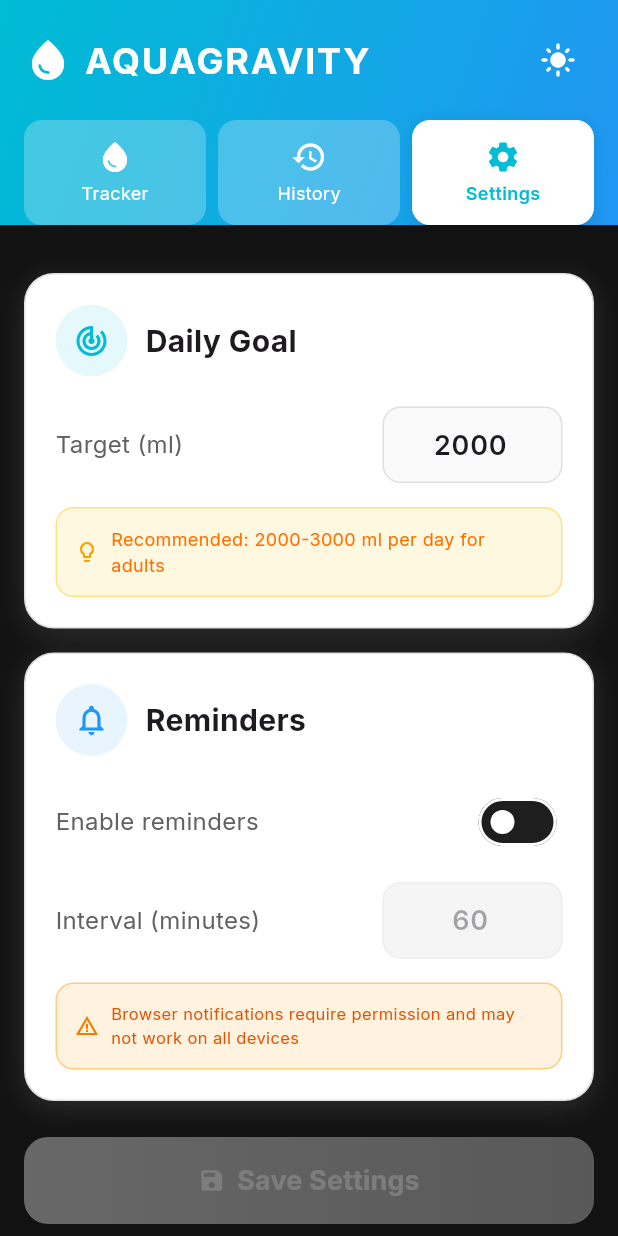
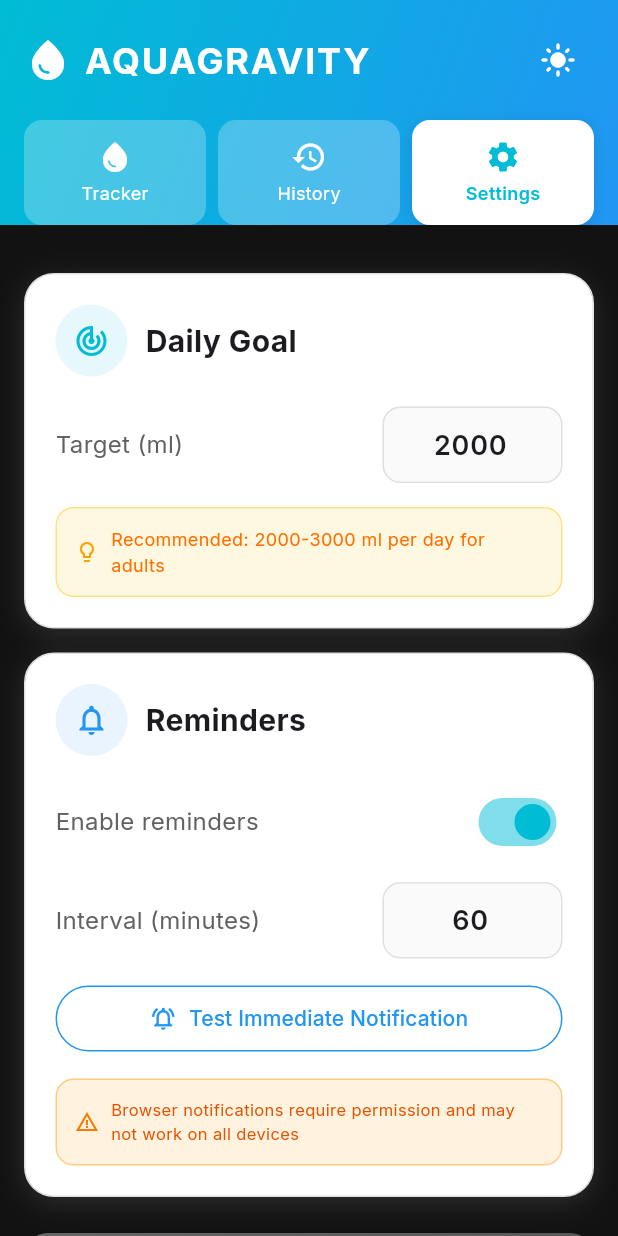
Before and after one commit to nabilban/AQUAGRAVITY-app, a Flutter app: the screen it shows after launch, after a tap on the "dark mode" icon, after a tap on "History", after a tap on "Settings", on a phone screen of 412 x 824 dp. Run offline on Flutter 3.47's test engine with Material 3 defaults, Android fonts, the phone set to English and light mode, and no system bars; our stand-ins replace auto_route, dartz, drift, drift_flutter, flutter_bloc, flutter_local_notifications and 9 more; accounts and stored records are empty; generated files the repository leaves out were written again.

Commit message:
feat: Implement hydration reminder notifications with a new service and updated hydration state.

```diff
--- a/lib/app/features/hydration/cubit/hydration_cubit.dart
+++ b/lib/app/features/hydration/cubit/hydration_cubit.dart
@@ -2,14 +2,17 @@
 import 'package:rxdart/rxdart.dart';
 import 'package:uuid/uuid.dart';
 import '../../../../core/domain/models/hydration_log.dart';
+import '../../../../core/domain/models/user_settings.dart';
 import '../../../../core/domain/repositories/hydration_repository.dart';
 import '../../../../core/domain/repositories/settings_repository.dart';
+import '../../../../core/services/notification_service.dart';
 import 'hydration_state.dart';
 
 /// Cubit for hydration tracking feature
 class HydrationCubit extends Cubit<HydrationState> {
   final HydrationRepository _hydrationRepository;
   final SettingsRepository _settingsRepository;
+  final NotificationService _notificationService = NotificationService();
 
   HydrationCubit({
     required HydrationRepository hydrationRepository,
@@ -32,11 +35,17 @@
     ).listen(
       (data) {
         final total = data.logs.fold(0.0, (sum, log) => sum + log.amount);
+
+        // Handle notifications
+        _manageNotifications(data.logs, data.settings, total);
+
         emit(
           HydrationState.loaded(
             logs: data.logs,
             todayTotal: total,
             dailyGoal: data.settings.dailyGoal,
+            reminderEnabled: data.settings.reminderEnabled,
+            reminderInterval: data.settings.reminderInterval,
           ),
         );
       },
@@ -44,6 +53,30 @@
         emit(HydrationState.error(message: error.toString()));
       },
     );
+  }
+
+  void _manageNotifications(
+    List<HydrationLog> logs,
+    UserSettings settings,
+    double total,
+  ) {
+    if (!settings.reminderEnabled) {
+      _notificationService.cancelAllNotifications();
+      return;
+    }
+
+    if (total >= settings.dailyGoal) {
+      _notificationService.cancelAllNotifications();
+      return;
+    }
+
+    // Schedule notification based on last log or now
+    // If we just logged water, logs.first (or last depending on sort) is recent.
+    // Assuming logs are sorted (usually desc or asc).
+    // Drift usually returns chronological unless specified.
+    // Let's assume we want to schedule 'interval' minutes from NOW
+    // because any update to logs or settings implies user interaction.
+    _notificationService.scheduleReminder(settings.reminderInterval);
   }
 
   /// Add a new hydration log
@@ -80,6 +113,63 @@
     );
   }
 
+  /// Toggle reminders
+  Future<void> toggleReminders(bool enabled) async {
+    final currentState = state;
+    final loadedState = currentState.mapOrNull(loaded: (s) => s);
+    if (loadedState == null) return;
+
+    // We need the current settings to update purely one field,
+    // but repository updateSettings requires full object.
+    // We can reconstruct it from state or fetch it.
+    // Since we maintain state consistent with repo via stream, using state is fine.
+
+    // However, clean approach: fetch current, modify, save.
+    // Or simpler: use what we have in state.
+
+    // Let's use getSettings to be safe/atomic
+    final currentSettingsResult = await _settingsRepository.getSettings();
+
+    currentSettingsResult.fold(
+      (failure) => emit(HydrationState.error(message: failure.message)),
+      (settings) async {
+        final updated = settings.copyWith(reminderEnabled: enabled);
+        final result = await _settingsRepository.updateSettings(updated);
+        result.fold(
+          (failure) => emit(HydrationState.error(message: failure.message)),
+          (_) {
+            if (enabled) {
+              _notificationService.requestPermissions();
+            }
+          },
+        );
+      },
+    );
+  }
+
+  /// Update reminder interval
+  Future<void> updateReminderInterval(int minutes) async {
+    final currentSettingsResult = await _settingsRepository.getSettings();
+
+    currentSettingsResult.fold(
+      (failure) => emit(HydrationState.error(message: failure.message)),
+      (settings) async {
+        final updated = settings.copyWith(reminderInterval: minutes);
+        final result = await _settingsRepository.updateSettings(updated);
+        result.fold(
+          (failure) => emit(HydrationState.error(message: failure.message)),
+          (_) {},
+        );
+      },
+    );
+  }
+
+  /// Trigger a test notification
+  Future<void> testNotification() async {
+    await _notificationService.requestPermissions();
+    await _notificationService.showInstantNotification();
+  }
+
   /// Clear all hydration logs
   Future<void> clearAllLogs() async {
     final result = await _hydrationRepository.clearAllLogs();
--- a/lib/app/features/hydration/cubit/hydration_state.dart
+++ b/lib/app/features/hydration/cubit/hydration_state.dart
@@ -14,6 +14,8 @@
     required List<HydrationLog> logs,
     required double todayTotal,
     required double dailyGoal,
+    required bool reminderEnabled,
+    required int reminderInterval,
   }) = _Loaded;
 
   const factory HydrationState.error({required String message}) = _Error;
--- a/lib/app/features/hydration/pages/history_page.dart
+++ b/lib/app/features/hydration/pages/history_page.dart
@@ -16,7 +16,7 @@
         return state.when(
           initial: () => const Center(child: Text('Initializing...')),
           loading: () => const Center(child: CircularProgressIndicator()),
-          loaded: (logs, todayTotal, dailyGoal) =>
+          loaded: (logs, todayTotal, dailyGoal, p3, p4) =>
               _buildLoadedView(context, logs, todayTotal, dailyGoal),
           error: (message) => Center(
             child: Column(
@@ -115,7 +115,7 @@
         borderRadius: BorderRadius.circular(20),
         boxShadow: [
           BoxShadow(
-            color: const Color(0xFF00BCD4).withOpacity(0.3),
+            color: const Color(0xFF00BCD4).withValues(alpha: 0.3),
             blurRadius: 12,
             offset: const Offset(0, 4),
           ),
@@ -208,7 +208,7 @@
         ),
         boxShadow: [
           BoxShadow(
-            color: Colors.black.withOpacity(0.05),
+            color: Colors.black.withValues(alpha: 0.05),
             blurRadius: 8,
             offset: const Offset(0, 2),
           ),
--- a/lib/app/features/hydration/pages/home_page.dart
+++ b/lib/app/features/hydration/pages/home_page.dart
@@ -148,7 +148,7 @@
           return state.when(
             initial: () => const Center(child: Text('Initializing...')),
             loading: () => const Center(child: CircularProgressIndicator()),
-            loaded: (logs, todayTotal, dailyGoal) =>
+            loaded: (logs, todayTotal, dailyGoal, p3, p4) =>
                 _buildLoadedView(context, logs, todayTotal, dailyGoal),
             error: (message) => Center(
               child: Column(
@@ -344,7 +344,7 @@
                               borderRadius: BorderRadius.circular(12),
                               boxShadow: [
                                 BoxShadow(
-                                  color: Colors.black.withOpacity(0.1),
+                                  color: Colors.black.withValues(alpha: 0.1),
                                   blurRadius: 8,
                                   offset: const Offset(0, 2),
                                 ),
@@ -583,15 +583,15 @@
                   decoration: BoxDecoration(
                     gradient: LinearGradient(
                       colors: [
-                        Color(0xFF1976D2).withOpacity(opacity),
-                        Color(0xFF2196F3).withOpacity(opacity),
-                        Color(0xFF00BCD4).withOpacity(opacity),
+                        Color(0xFF1976D2).withValues(alpha: opacity),
+                        Color(0xFF2196F3).withValues(alpha: opacity),
+                        Color(0xFF00BCD4).withValues(alpha: opacity),
                       ],
                     ),
                     borderRadius: BorderRadius.circular(20),
                     boxShadow: [
                       BoxShadow(
-                        color: const Color(0xFF1976D2).withOpacity(0.3),
+                        color: const Color(0xFF1976D2).withValues(alpha: 0.3),
                         blurRadius: 8,
                         offset: const Offset(0, 2),
                       ),
@@ -626,7 +626,7 @@
                 vertical: AppDimens.x2,
               ),
               decoration: BoxDecoration(
-                color: const Color(0xFF00BCD4).withOpacity(0.1),
+                color: const Color(0xFF00BCD4).withValues(alpha: 0.1),
                 borderRadius: BorderRadius.circular(20),
               ),
               child: Text(
@@ -711,7 +711,7 @@
           borderRadius: BorderRadius.circular(16),
           boxShadow: [
             BoxShadow(
-              color: color.withOpacity(0.3),
+              color: color.withValues(alpha: 0.3),
               blurRadius: 8,
               offset: const Offset(0, 4),
             ),
--- a/lib/app/features/settings/pages/settings_page_content.dart
+++ b/lib/app/features/settings/pages/settings_page_content.dart
@@ -32,12 +32,18 @@
     super.dispose();
   }
 
-  void _initializeFromState(double dailyGoal) {
+  void _initializeFromState(
+    double dailyGoal,
+    bool reminderEnabled,
+    int reminderInterval,
+  ) {
     if (!_isInitialized) {
       _originalDailyGoal = dailyGoal;
       _dailyGoalController.text = dailyGoal.toInt().toString();
-      _intervalController.text = _originalInterval.toString();
-      _remindersEnabled = _originalRemindersEnabled;
+      _originalRemindersEnabled = reminderEnabled;
+      _originalInterval = reminderInterval;
+      _remindersEnabled = reminderEnabled;
+      _intervalController.text = reminderInterval.toString();
       _isInitialized = true;
     }
   }
@@ -63,8 +69,8 @@
         return state.when(
           initial: () => const Center(child: CircularProgressIndicator()),
           loading: () => const Center(child: CircularProgressIndicator()),
-          loaded: (logs, todayTotal, dailyGoal) {
-            _initializeFromState(dailyGoal);
+          loaded: (logs, todayTotal, dailyGoal, reminderEnabled, reminderInterval) {
+            _initializeFromState(dailyGoal, reminderEnabled, reminderInterval);
             return _buildContent(context, dailyGoal);
           },
           error: (message) => Center(
@@ -131,7 +137,7 @@
         border: Border.all(color: Colors.grey.shade300),
         boxShadow: [
           BoxShadow(
-            color: Colors.grey.withOpacity(0.2),
+            color: Colors.grey.withValues(alpha: 0.2),
             blurRadius: 15,
             offset: const Offset(0, 4),
           ),
@@ -145,7 +151,7 @@
               Container(
                 padding: const EdgeInsets.all(AppDimens.x3),
                 decoration: BoxDecoration(
-                  color: const Color(0xFF00BCD4).withOpacity(0.1),
+                  color: const Color(0xFF00BCD4).withValues(alpha: 0.1),
                   shape: BoxShape.circle,
                 ),
                 child: const Icon(
@@ -251,7 +257,7 @@
         border: Border.all(color: Colors.grey.shade300),
         boxShadow: [
           BoxShadow(
-            color: Colors.grey.withOpacity(0.2),
+            color: Colors.grey.withValues(alpha: 0.2),
             blurRadius: 15,
             offset: const Offset(0, 4),
           ),
@@ -265,7 +271,7 @@
               Container(
                 padding: const EdgeInsets.all(AppDimens.x3),
                 decoration: BoxDecoration(
-                  color: const Color(0xFF2196F3).withOpacity(0.1),
+                  color: const Color(0xFF2196F3).withValues(alpha: 0.1),
                   shape: BoxShape.circle,
                 ),
                 child: const Icon(
@@ -296,8 +302,8 @@
                     _remindersEnabled = value;
                   });
                 },
-                activeTrackColor: const Color(0xFF00BCD4).withOpacity(0.5),
-                activeColor: const Color(0xFF00BCD4),
+                activeTrackColor: const Color(0xFF00BCD4).withValues(alpha: 0.5),
+                activeThumbColor: const Color(0xFF00BCD4),
               ),
             ],
           ),
@@ -357,6 +363,22 @@
             ],
           ),
           const Gap(AppDimens.x4),
+          SizedBox(
+            width: double.infinity,
+             child: OutlinedButton.icon(
+              onPressed: () {
+                context.read<HydrationCubit>().testNotification();
+              },
+              icon: const Icon(Icons.notifications_active_outlined),
+              label: const Text('Test Immediate Notification'),
+              style: OutlinedButton.styleFrom(
+                padding: const EdgeInsets.symmetric(vertical: 12),
+                side: const BorderSide(color: Color(0xFF2196F3)),
+                foregroundColor: const Color(0xFF2196F3),
+              ),
+            ),
+          ),
+          const Gap(AppDimens.x4),
           Container(
             padding: const EdgeInsets.all(AppDimens.x3),
             decoration: BoxDecoration(
@@ -405,7 +427,7 @@
           boxShadow: hasChanges
               ? [
                   BoxShadow(
-                    color: const Color(0xFF00BCD4).withOpacity(0.3),
+                    color: const Color(0xFF00BCD4).withValues(alpha: 0.3),
                     blurRadius: 12,
                     offset: const Offset(0, 4),
                   ),
@@ -505,7 +527,20 @@
     final dailyGoal = double.tryParse(_dailyGoalController.text);
 
     if (dailyGoal != null && dailyGoal > 0) {
-      context.read<HydrationCubit>().updateDailyGoal(dailyGoal);
+      final cubit = context.read<HydrationCubit>();
+
+      if (dailyGoal != _originalDailyGoal) {
+        cubit.updateDailyGoal(dailyGoal);
+      }
+
+      if (_remindersEnabled != _originalRemindersEnabled) {
+        cubit.toggleReminders(_remindersEnabled);
+      }
+
+      final interval = int.tryParse(_intervalController.text);
+      if (interval != null && interval != _originalInterval) {
+        cubit.updateReminderInterval(interval);
+      }
 
       // Update original values after successful save
       setState(() {
--- a/lib/bootstrap.dart
+++ b/lib/bootstrap.dart
@@ -7,12 +7,17 @@
 import 'app/features/settings/cubit/theme_cubit.dart';
 import 'app/features/settings/cubit/theme_state.dart';
 
+import 'core/services/notification_service.dart';
+
 /// Bootstrap the application
 Future<void> bootstrap({required String environment}) async {
   WidgetsFlutterBinding.ensureInitialized();
 
   // Initialize dependency injection
   await configureDependencies();
+
+  // Initialize notifications
+  await NotificationService().init();
 
   runApp(AquaGravityApp(environment: environment));
 }
--- a/lib/core/data/repositories/hydration_repository_impl.dart
+++ b/lib/core/data/repositories/hydration_repository_impl.dart
@@ -97,9 +97,9 @@
   HydrationLogsCompanion toCompanion() {
     return HydrationLogsCompanion.insert(
       uuid: this.id,
-      amount: this.amount,
-      timestamp: this.timestamp,
-      note: Value(this.note),
+      amount: amount,
+      timestamp: timestamp,
+      note: Value(note),
     );
   }
 }
--- /dev/null
+++ b/lib/core/services/notification_service.dart
@@ -0,0 +1,135 @@
+import 'package:flutter_local_notifications/flutter_local_notifications.dart';
+import 'package:timezone/data/latest.dart' as tz;
+import 'package:timezone/timezone.dart' as tz;
+import 'dart:io';
+
+class NotificationService {
+  static final NotificationService _instance = NotificationService._internal();
+  final FlutterLocalNotificationsPlugin flutterLocalNotificationsPlugin =
+      FlutterLocalNotificationsPlugin();
+
+  factory NotificationService() {
+    return _instance;
+  }
+
+  NotificationService._internal();
+
+  Future<void> init() async {
+    tz.initializeTimeZones();
+
+    const AndroidInitializationSettings initializationSettingsAndroid =
+        AndroidInitializationSettings('@mipmap/ic_launcher');
+
+    final DarwinInitializationSettings initializationSettingsDarwin =
+        DarwinInitializationSettings(
+          requestAlertPermission: false,
+          requestBadgePermission: false,
+          requestSoundPermission: false,
+        );
+
+    final InitializationSettings initializationSettings =
+        InitializationSettings(
+          android: initializationSettingsAndroid,
+          iOS: initializationSettingsDarwin,
+          macOS: initializationSettingsDarwin,
+        );
+
+    // v20 uses named argument 'settings' usually? or first positional?
+    // Based on error 'The named parameter settings is required', it is named.
+    await flutterLocalNotificationsPlugin.initialize(
+      settings: initializationSettings,
+      onDidReceiveNotificationResponse: (NotificationResponse response) async {
+        // Handle notification tap
+      },
+    );
+  }
+
+  Future<bool> requestPermissions() async {
+    if (Platform.isIOS || Platform.isMacOS) {
+      final bool? result = await flutterLocalNotificationsPlugin
+          .resolvePlatformSpecificImplementation<
+            IOSFlutterLocalNotificationsPlugin
+          >()
+          ?.requestPermissions(alert: true, badge: true, sound: true);
+      return result ?? false;
+    } else if (Platform.isAndroid) {
+      final AndroidFlutterLocalNotificationsPlugin? androidImplementation =
+          flutterLocalNotificationsPlugin
+              .resolvePlatformSpecificImplementation<
+                AndroidFlutterLocalNotificationsPlugin
+              >();
+
+      final bool? granted = await androidImplementation
+          ?.requestNotificationsPermission();
+      return granted ?? false;
+    }
+    return false;
+  }
+
+  /// Schedules a notification to appear [minutes] from now
+  Future<void> scheduleReminder(int minutes) async {
+    await cancelAllNotifications(); // Cancel previous schedules to avoid clutter
+
+    // Safety check for invalid interval
+    if (minutes <= 0) return;
+
+    // Calculate how many notifications to schedule to cover ~12 hours
+    // But cap at 50 to avoid hitting OS limits (iOS limit is 64 pending, Android varies)
+    const int maxDurationMinutes = 12 * 60; // 12 hours coverage
+    final int calculatedCount = (maxDurationMinutes / minutes).ceil();
+    final int count = calculatedCount > 50 ? 50 : calculatedCount;
+
+    for (int i = 1; i <= count; i++) {
+      final scheduledDate = tz.TZDateTime.now(
+        tz.local,
+      ).add(Duration(minutes: minutes * i));
+
+      await flutterLocalNotificationsPlugin.zonedSchedule(
+        id: i, // Distinct ID for each scheduled reminder
+        title: 'Time to Hydrate! 💧',
+        body: 'Your gravity is weakening. Take a sip to stay grounded.',
+        scheduledDate: scheduledDate,
+        notificationDetails: const NotificationDetails(
+          android: AndroidNotificationDetails(
+            'hydration_reminders',
+            'Hydration Reminders',
+            channelDescription: 'Reminders to drink water',
+            importance: Importance.high,
+            priority: Priority.high,
+          ),
+          iOS: DarwinNotificationDetails(),
+        ),
+        androidScheduleMode: AndroidScheduleMode.exactAllowWhileIdle,
+        matchDateTimeComponents:
+            null, // Don't repeat individually; let the loop handle the sequence
+      );
+    }
+  }
+
+  /// Shows an instant notification for testing purposes
+  Future<void> showInstantNotification() async {
+    const AndroidNotificationDetails androidNotificationDetails =
+        AndroidNotificationDetails(
+          'hydration_reminders',
+          'Hydration Reminders',
+          channelDescription: 'Reminders to drink water',
+          importance: Importance.max,
+          priority: Priority.high,
+          ticker: 'ticker',
+        );
+    const NotificationDetails notificationDetails = NotificationDetails(
+      android: androidNotificationDetails,
+    );
+
+    await flutterLocalNotificationsPlugin.show(
+      id: 1, // Distinct ID for test notification
+      title: 'Test Notification 🧪',
+      body: 'This is how your hydration reminders will look!',
+      notificationDetails: notificationDetails,
+    );
+  }
+
+  Future<void> cancelAllNotifications() async {
+    await flutterLocalNotificationsPlugin.cancelAll();
+  }
+}
--- a/pubspec.yaml
+++ b/pubspec.yaml
@@ -48,6 +48,8 @@
   # Utils
   uuid: ^4.5.1
   shared_preferences: ^2.5.4
+  flutter_local_notifications: ^20.0.0
+  timezone: ^0.10.1
 
 dev_dependencies:
   flutter_test:
```
Also changed, not shown: issues.txt (added, +21 -0 lines), lib/app/features/hydration/cubit/hydration_state.freezed.dart, pubspec.lock, 4 other files.
